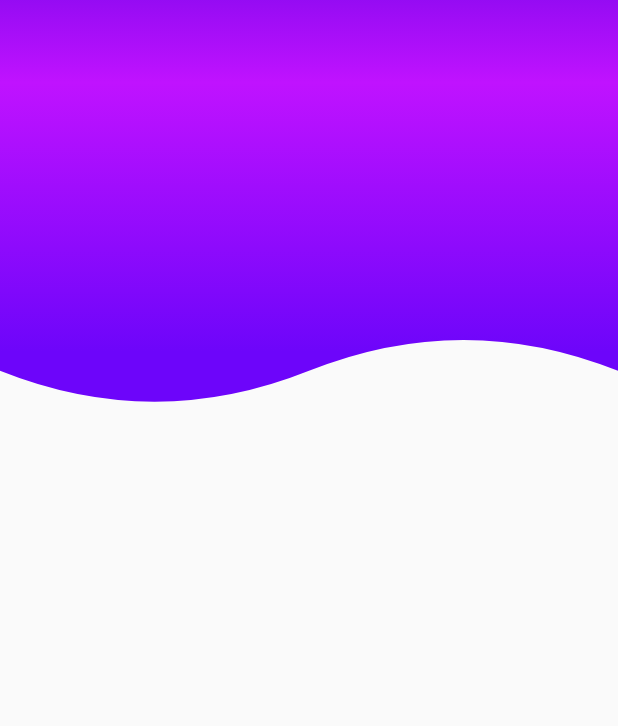
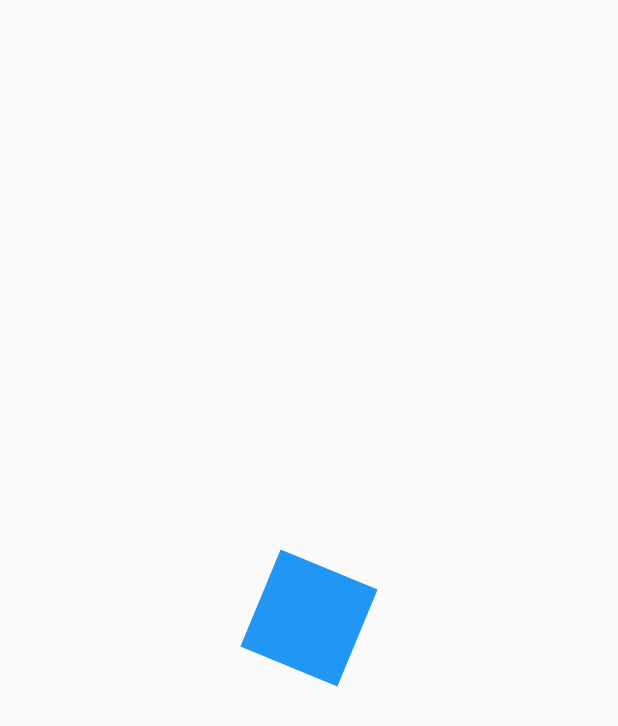
Before and after one commit to FKSAxell/animaciones_personalizadas, a Flutter app: the screen it shows after launch, on a phone screen of 412 x 824 dp. Shown: the top 726 px of the screen. Run offline on Flutter 3.47's test engine with Material 2 defaults, Android fonts, the light colour scheme and no system bars.

Commit message:
Animación

```diff
--- a/lib/main.dart
+++ b/lib/main.dart
@@ -1,3 +1,4 @@
+import 'package:animaciones_personalizadas/src/pages/animaciones_page.dart';
 import 'package:animaciones_personalizadas/src/pages/headers_page.dart';
 import 'package:flutter/material.dart';
 
@@ -9,7 +10,7 @@
     return MaterialApp(
       debugShowCheckedModeBanner: false,
       title: 'Diseños App',
-      home: HeadersPage()
+      home: AnimacionesPage()
     );
   }
 }
--- /dev/null
+++ b/lib/src/pages/animaciones_page.dart
@@ -0,0 +1,87 @@
+import 'package:flutter/material.dart';
+import 'dart:math' as Math;
+class AnimacionesPage extends StatelessWidget {
+  @override
+  Widget build(BuildContext context) {
+    return Scaffold(
+        body: Center(
+      child: CuadradoAnimado(),
+    ));
+  }
+}
+
+class CuadradoAnimado extends StatefulWidget {
+  @override
+  _CuadradoAnimadoState createState() => _CuadradoAnimadoState();
+}
+
+class _CuadradoAnimadoState extends State<CuadradoAnimado>
+    with SingleTickerProviderStateMixin {
+
+  AnimationController controller;
+  Animation<double> rotacion;
+
+  @override
+  void initState() {
+    controller = new AnimationController(
+        vsync: this, duration: Duration(milliseconds: 4000));
+
+    rotacion = Tween(
+      begin: 0.0,
+      end: 2.0 * Math.pi,
+    ).animate(controller);
+
+
+    controller.addListener(() {
+
+      print('Status  ${controller.status}');
+
+      if(controller.status == AnimationStatus.completed){
+        controller.reverse();
+      }
+      // }else if(controller.status == AnimationStatus.dismissed){
+      //   controller.forward();
+      // }
+
+    });
+
+
+
+    super.initState();
+  }
+
+  @override
+  void dispose() {
+    controller.dispose();
+    super.dispose();
+  }
+
+  @override
+  Widget build(BuildContext context) {
+    // Play - Rproducción
+    controller.forward();
+
+    return AnimatedBuilder(
+      animation: controller,
+      child: _Rectangulo(),
+      builder: (BuildContext context, Widget child) {
+        // print(rotacion.value);
+        return Transform.rotate(
+          angle: rotacion.value,
+          child: child
+        );
+      },
+    );
+  }
+}
+
+class _Rectangulo extends StatelessWidget {
+  @override
+  Widget build(BuildContext context) {
+    return Container(
+      width: 70,
+      height: 70,
+      decoration: BoxDecoration(color: Colors.blue),
+    );
+  }
+}
```
